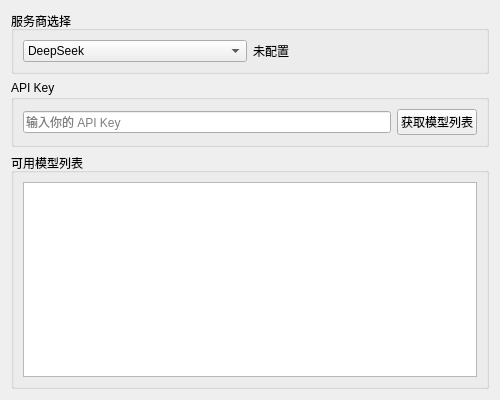
Qt form ui/settingswindow/pages/page_llm.ui (qiuye-zhou/AkiDesk) before a commit.
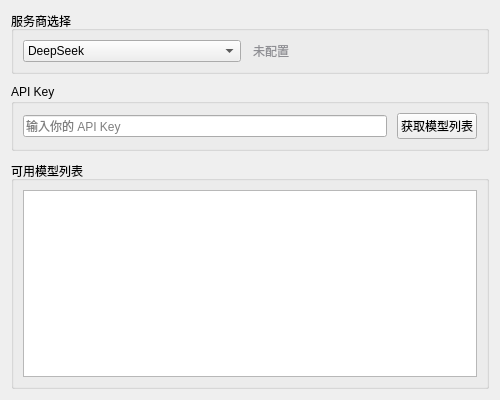
The same form after that commit.

Commit message: styles：settingswindow界面样式

The edit to the form file:
```diff
--- a/ui/settingswindow/pages/page_llm.ui
+++ b/ui/settingswindow/pages/page_llm.ui
@@ -6,10 +6,13 @@
    <rect><x>0</x><y>0</y><width>500</width><height>400</height></rect>
   </property>
   <layout class="QVBoxLayout" name="verticalLayout">
+   <property name="spacing"><number>10</number></property>
+
    <item>
     <widget class="QGroupBox" name="grpServer">
      <property name="title"><string>服务商选择</string></property>
      <layout class="QHBoxLayout" name="hLayout1">
+      <property name="spacing"><number>12</number></property>
       <item>
        <widget class="QComboBox" name="comboServer">
         <item><property name="text"><string>DeepSeek</string></property></item>
@@ -20,8 +23,14 @@
       <item>
        <widget class="QLabel" name="labelStatus">
         <property name="text"><string>未配置</string></property>
+        <property name="styleSheet"><string>color: #8E8E93; font-size: 12px;</string></property>
        </widget>
       </item>
+      <item>
+       <spacer name="hSpacer1">
+        <property name="orientation"><enum>Qt::Horizontal</enum></property>
+       </spacer>
+      </item>
      </layout>
     </widget>
    </item>
@@ -29,6 +38,7 @@
     <widget class="QGroupBox" name="grpApiKey">
      <property name="title"><string>API Key</string></property>
      <layout class="QHBoxLayout" name="hLayout2">
+      <property name="spacing"><number>10</number></property>
       <item>
        <widget class="QLineEdit" name="editApiKey">
         <property name="echoMode"><enum>QLineEdit::Password</enum></property>
@@ -47,6 +57,7 @@
     <widget class="QGroupBox" name="grpModels">
      <property name="title"><string>可用模型列表</string></property>
      <layout class="QVBoxLayout" name="vLayoutModels">
+      <property name="spacing"><number>8</number></property>
       <item>
        <widget class="QListView" name="listModels"/>
       </item>
```
Left out of the diff: 3 changed lines with no effect on the pictures. The commit also changes 6 other files.
